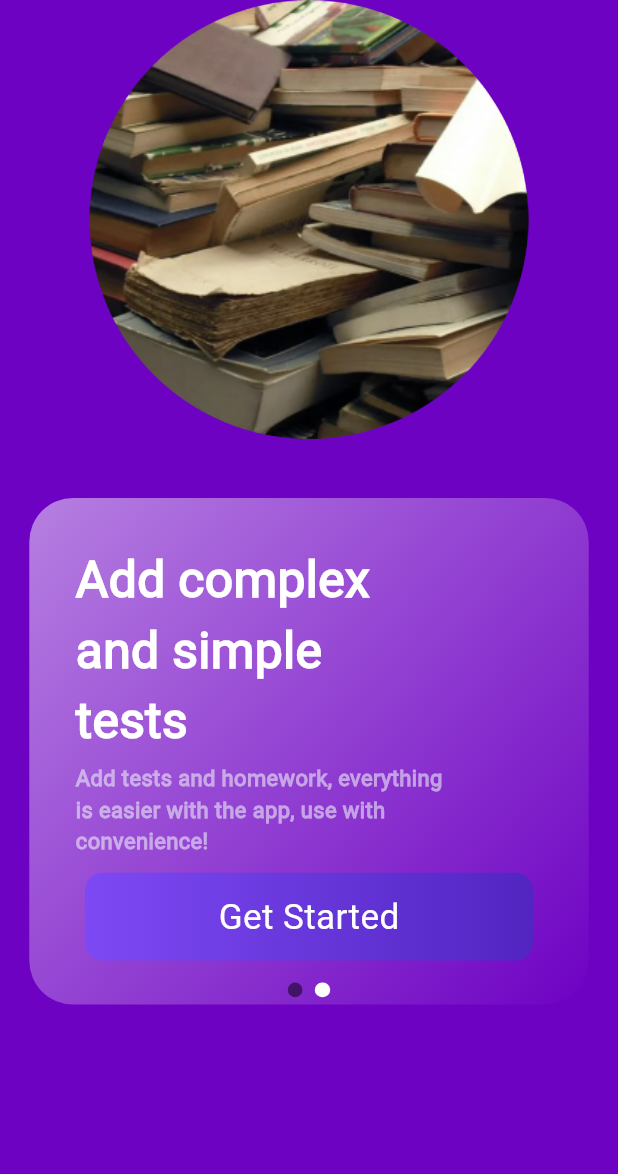
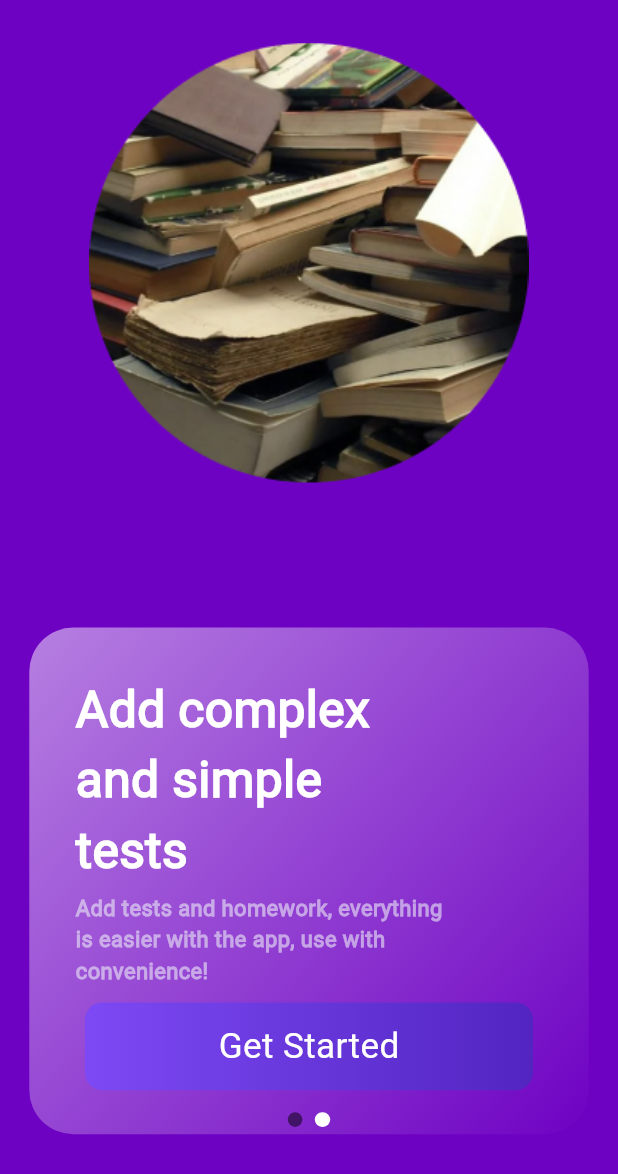
Before and after one commit to tuiaaraok/Teacher-Manager, a Flutter app: the screen it shows after launch, after a tap on "Next", on a phone screen of 412 x 824 dp. Shown: the top 1174 px of the screen. Run offline on Flutter 3.47's test engine with Material 3 defaults, Android fonts, the phone set to English and light mode, and no system bars; our stand-ins replace confetti, flutter_screenutil, hive, hive_flutter, iconsax_plus, keyboard_actions and 2 more; missing offline and left inert: launch_review; accounts and stored records are empty.

Commit message:
fix ipad

```diff
--- a/lib/onboarding_page.dart
+++ b/lib/onboarding_page.dart
@@ -46,18 +46,21 @@ class _OnboardingPageState extends State<StatefulWidget> {
   @override
   Widget build(BuildContext context) {
     return Scaffold(
-      body: SafeArea(
+      body: Padding(
+        padding: EdgeInsets.only(top: MediaQuery.paddingOf(context).top),
         child: Container(
           width: double.infinity,
           child: Column(
+            mainAxisAlignment: MainAxisAlignment.spaceAround,
             children: [
               Container(
-                  width: 300.h,
+                  width: 300.w,
                   height: 300.h,
                   decoration: BoxDecoration(
                     borderRadius: BorderRadius.all(Radius.circular(300.r)),
-                    image:
-                        DecorationImage(image: AssetImage(image[_currentPage])),
+                    image: DecorationImage(
+                        image: AssetImage(image[_currentPage]),
+                        fit: BoxFit.fitHeight),
                   )),
               Padding(
                 padding: EdgeInsets.symmetric(vertical: 40.h, horizontal: 20.h),
```
Also changed, not shown: lib/homework_page.dart (+5 -3 lines), lib/journal_list_page.dart (+5 -3 lines), lib/list_test_page.dart (+5 -3 lines).
